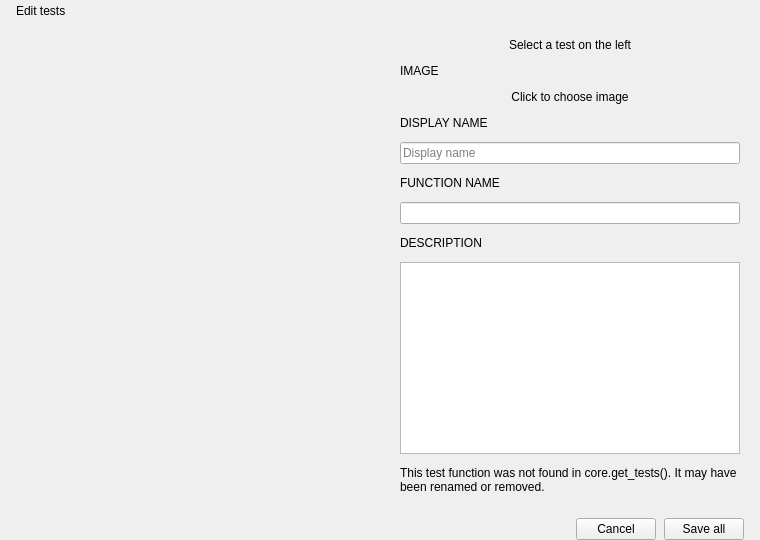
Alexey-Nikolaevic-B/2042_sensor_testing, file front/qt/edit_tests_dialog.ui: the form before one commit.
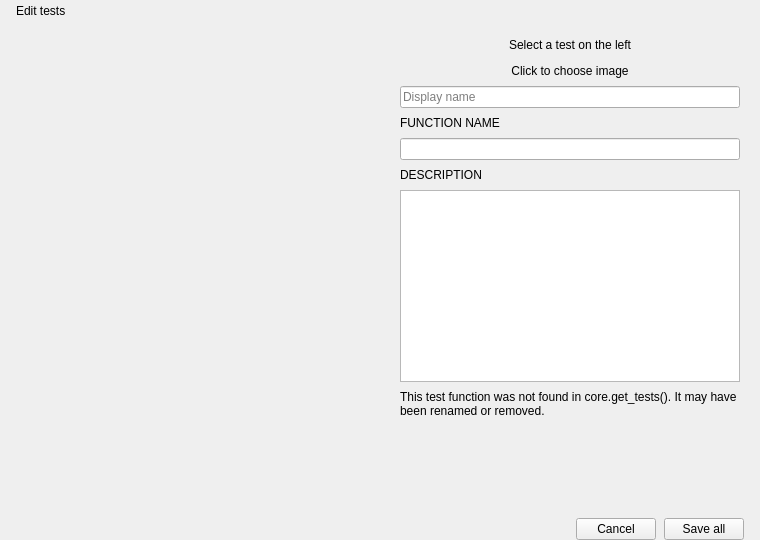
The form after the commit.

```diff
--- a/front/qt/edit_tests_dialog.ui
+++ b/front/qt/edit_tests_dialog.ui
@@ -113,7 +113,7 @@
          <item>
           <widget class="QWidget" name="wt_editor">
             <layout class="QVBoxLayout" name="editor_layout">
-             <property name="spacing"><number>12</number></property>
+             <property name="spacing"><number>8</number></property>
              <property name="leftMargin"><number>0</number></property>
              <property name="topMargin"><number>0</number></property>
              <property name="rightMargin"><number>0</number></property>
@@ -121,11 +121,6 @@
 
 
              <!-- Image section -->
-             <item>
-              <widget class="QLabel" name="lbl_section_image">
-               <property name="text"><string>IMAGE</string></property>
-              </widget>
-             </item>
              <item>
               <widget class="QWidget" name="wt_image_container">
                <property name="minimumHeight"><number>160</number></property>
@@ -147,11 +142,6 @@
              </item>
 
              <!-- Display name section -->
-             <item>
-              <widget class="QLabel" name="lbl_section_name">
-               <property name="text"><string>DISPLAY NAME</string></property>
-              </widget>
-             </item>
              <item>
               <widget class="QLineEdit" name="input_display_name">
                <property name="placeholderText"><string>Display name</string></property>
```
